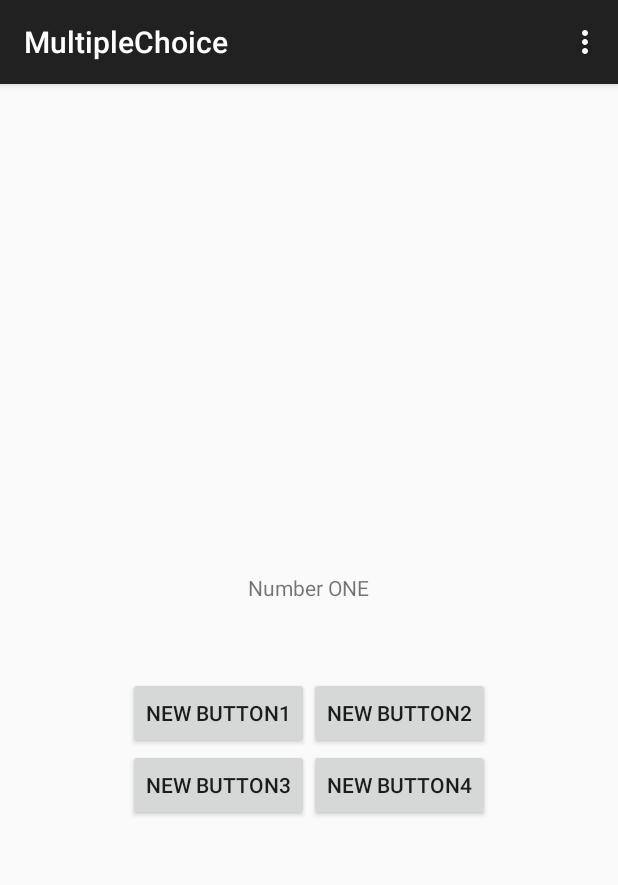
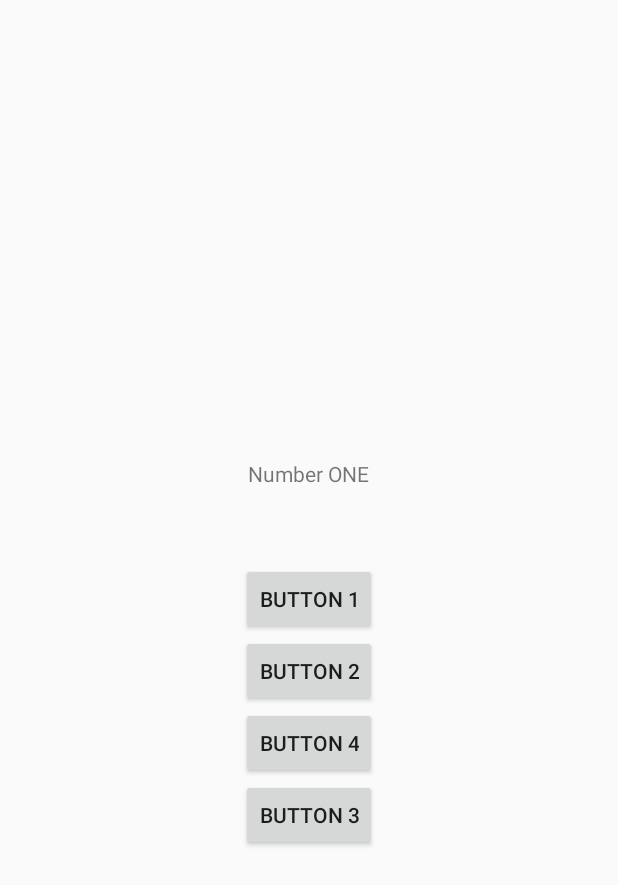
Before and after one commit to ShirleyShum/MultipleChoice2, an Android app: the screen it shows after launch (MainActivity), on a phone screen of 412 x 824 dp. Shown: the top 885 px of the screen. Run offline under Robolectric (Android 15) with nearby library versions, the phone set to English and light mode, and no system bars.

Commit message:
Push from Android Studio

```diff
--- a/app/src/main/java/com/example/bloomkatgame/multiplechoice/MainActivity.java
+++ b/app/src/main/java/com/example/bloomkatgame/multiplechoice/MainActivity.java
@@ -1,7 +1,10 @@
 package com.example.bloomkatgame.multiplechoice;
 
+import android.util.Log;
+
+
         import android.app.Activity;
-import android.support.v7.app.ActionBarActivity;
+// import android.support.v7.app.ActionBarActivity;
         import android.os.Bundle;
         import android.util.Log;
         import android.view.Gravity;
@@ -20,7 +23,7 @@ import java.util.List;
         import java.util.Random;
 
 
-public class MainActivity extends ActionBarActivity {
+public class MainActivity extends Activity {
 
     private static final String TAG = "MainActivity";
 
@@ -29,6 +32,9 @@ public class MainActivity extends ActionBarActivity {
     Button choiceButton2;
     Button choiceButton3;
     Button choiceButton4;
+
+    //declare isButtonCorrect outside of the function so that its values persist even after allButtonChoice() exits.
+    Boolean[] isButtonCorrect = new Boolean[4];
 
     TextView imageQuestion;
 
@@ -55,74 +61,35 @@ public class MainActivity extends ActionBarActivity {
 
     Button[] multiChoice = new Button[3];
 
+
+    public void allButtonChoice(){
         //Assign each button an index in the array.
         //the array that will hold the four buttons.
-        public void allButtonChoice(){
-
-
-
-            //to output shuffled array in an randomized order.
-            //Random number generator.
-            Random generateMultiChoice = new Random();
-
-
-/*            List<Integer> objects = new ArrayList<Integer>();
-            objects.add(0);
-            objects.add(1);
-            objects.add(2);
-            objects.add(3);
-
-            //Shuffle collection
-            Collections.shuffle(objects);
-
-            List<Button> buttons = new ArrayList<Button>();
-            buttons.add((Button)findViewById(R.id.choice_button1));
-            buttons.add((Button)findViewById(R.id.choice_button2));
-            buttons.add((Button)findViewById(R.id.choice_button3));
-            buttons.add((Button)findViewById(R.id.choice_button4));
-
-            for (int i = 0; i < objects.size(); i++) {
-                buttons.get(i).setText(objects.get(i).toString());
-
-            }*/
-
-
-            //Make an arrayList that holds four buttons.
         List<Button> multiChoice = new ArrayList<Button>();
         multiChoice.add(choiceButton1);
         multiChoice.add(choiceButton2);
         multiChoice.add(choiceButton3);
         multiChoice.add(choiceButton4);
 
-/*            //Make an arrayList that holds four buttons.
-            List<Integer> multiChoice = new ArrayList<Integer>();
-            multiChoice.add(R.id.choice_button1);
-            multiChoice.add(R.id.choice_button2);
-            multiChoice.add(R.id.choice_button3);
-            multiChoice.add(R.id.choice_button4);*/
+        //buttonText is an array of Strings which contains the text for the four buttons
+        //Arranging the buttons.
+        String[] buttonTexts = new String[4];
+        List<Integer> indexPermutation = new ArrayList<Integer>();
+        for(int i = 0; i < 4; i++) {
+            buttonTexts[i] = String.format("Button %d", i + 1);
+            indexPermutation.add(i);
+        }
 
-            //Shuffle collection
-            Collections.shuffle(multiChoice);
+        //Assign buttonText randomly to each button
+        Collections.shuffle(indexPermutation);
 
+        //
+        for(int i = 0; i < 4; i++) {
+            multiChoice.get(i).setText(buttonTexts[indexPermutation.get(i)]);
+            //if a button gets the buttonTexts[0], then the corresponding element of isButtonCorrect gets set to true, otherwise it get set to false.
+            isButtonCorrect[i] = indexPermutation.get(i) == 0;
+        }
 
-            //Create an array of the possible coordinates.
-            //Shuffle the array coordinates to the buttons using setLeft and setTop
-            List<Integer> leftCoordinates = new ArrayList<Integer>();
-            leftCoordinates.add(2);
-            leftCoordinates.add(250);
-            leftCoordinates.add(2);
-            leftCoordinates.add(250);
-
-            List<Integer> topCoordinates = new ArrayList<Integer>();
-            topCoordinates.add(2);
-            topCoordinates.add(2);
-            topCoordinates.add(2);
-            topCoordinates.add(2);
-
-            for(int i = 0; i < multiChoice.size(); i++){
-                multiChoice.get(i).setLeft(leftCoordinates.get(i));
-                multiChoice.get(i).setTop(topCoordinates.get(i));
-            }
 
     }
 
@@ -176,7 +143,8 @@ public class MainActivity extends ActionBarActivity {
         choiceButton1.setOnClickListener(new View.OnClickListener() {
             @Override
             public void onClick(View v) {
-                checkAnswer(true);
+                //each button handler checks its corresponding value in isButtonCorrect
+                checkAnswer(isButtonCorrect[0]);
                 updateQuestion();
                 allButtonChoice();
 
@@ -186,7 +154,7 @@ public class MainActivity extends ActionBarActivity {
         choiceButton2.setOnClickListener(new View.OnClickListener() {
             @Override
             public void onClick(View v) {
-                checkAnswer(false);
+                checkAnswer(isButtonCorrect[1]);
                 allButtonChoice();
 
             }
@@ -196,7 +164,7 @@ public class MainActivity extends ActionBarActivity {
         choiceButton3.setOnClickListener(new View.OnClickListener() {
             @Override
             public void onClick(View v) {
-                checkAnswer(false);
+                checkAnswer(isButtonCorrect[2]);
                 allButtonChoice();
             }
         });
@@ -205,20 +173,14 @@ public class MainActivity extends ActionBarActivity {
         choiceButton4.setOnClickListener(new View.OnClickListener() {
             @Override
             public void onClick(View v) {
-                checkAnswer(false);
+                checkAnswer(isButtonCorrect[3]);
                 allButtonChoice();
 
             }
         });
 
-
-
         updateQuestion();
         allButtonChoice();
-
-
-
-
     }
 
     @Override
--- a/app/src/main/res/layout/activity_game.xml
+++ b/app/src/main/res/layout/activity_game.xml
@@ -14,23 +14,20 @@
 
     <LinearLayout
         android:layout_width="wrap_content"
-        android:layout_height="wrap_content">
+        android:layout_height="wrap_content"
+        android:orientation="vertical"
+        android:gravity="center">
         <Button
             android:layout_width="wrap_content"
             android:layout_height="wrap_content"
             android:text="New Button1"
-            android:id="@+id/choice_button1" />
+            android:id="@+id/choice_button1"/>
 
         <Button
             android:layout_width="wrap_content"
             android:layout_height="wrap_content"
             android:text="New Button2"
             android:id="@+id/choice_button2" />
-    </LinearLayout>
-
-    <LinearLayout
-        android:layout_width="wrap_content"
-        android:layout_height="wrap_content">
 
         <Button
             android:layout_width="wrap_content"
```
Lines whose indentation alone changed are shown as unchanged.
